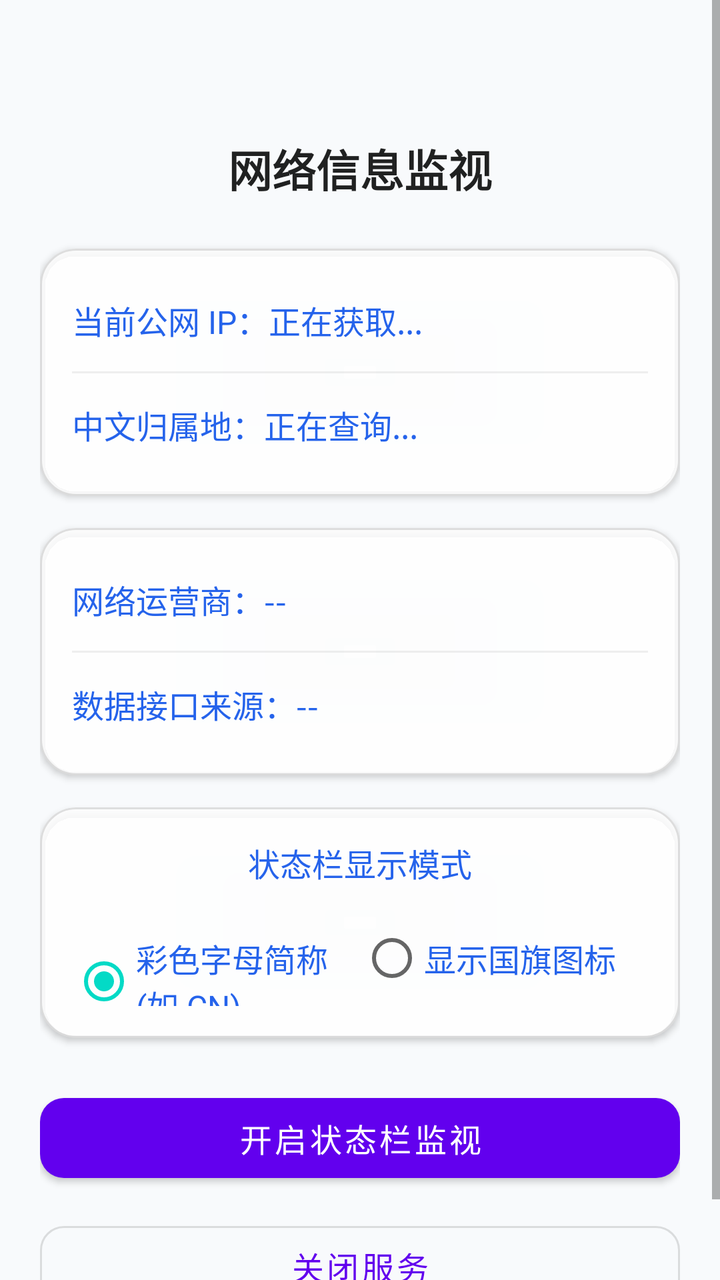
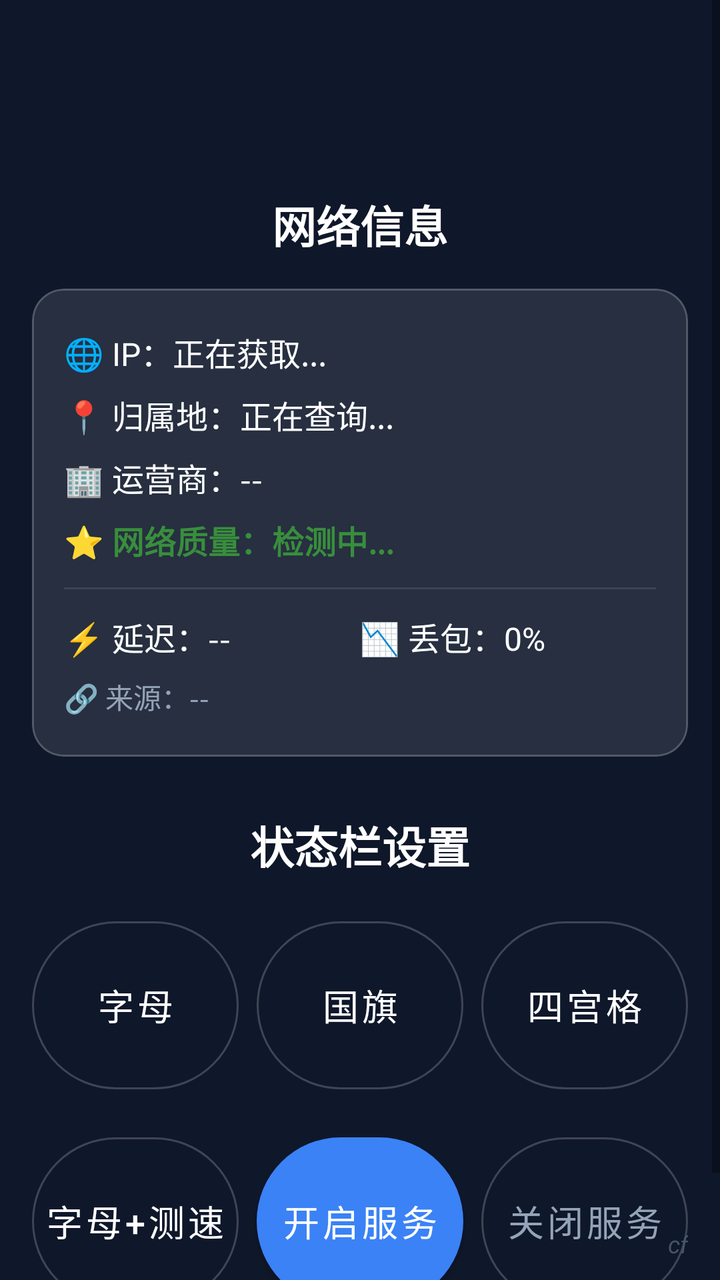

Before-and-after screenshots of an Android layout around one commit, followed by the original layout XML and the change that was made.
<!-- AndroidManifest.xml: application theme Theme.MaterialComponents.DayNight.NoActionBar -->
<!-- res/layout/activity_main.xml -->
<?xml version="1.0" encoding="utf-8"?>
<ScrollView xmlns:android="http://schemas.android.com/apk/res/android"
    xmlns:app="http://schemas.android.com/apk/res-auto"
    xmlns:tools="http://schemas.android.com/tools"
    android:layout_width="match_parent"
    android:layout_height="match_parent"
    android:fillViewport="true"
    android:background="#F8FAFC"
    tools:context=".MainActivity">

    <LinearLayout
        android:layout_width="match_parent"
        android:layout_height="wrap_content"
        android:orientation="vertical"
        android:paddingHorizontal="20dp"
        android:paddingBottom="24dp">

        
        <TextView
            android:layout_width="match_parent"
            android:layout_height="wrap_content"
            android:layout_marginTop="68dp"
            android:layout_marginBottom="24dp"
            android:gravity="center"
            android:text="网络信息监视"
            android:textColor="?android:attr/textColorPrimary"
            android:textSize="22sp"
            android:textStyle="bold" />

        
        <com.google.android.material.card.MaterialCardView
            android:layout_width="match_parent"
            android:layout_height="wrap_content"
            android:layout_marginBottom="16dp"
            app:cardBackgroundColor="#D9FFFFFF"
            app:cardCornerRadius="18dp"
            app:cardElevation="2dp"
            app:strokeWidth="1dp"
            app:strokeColor="#1F000000">

            <LinearLayout
                android:layout_width="match_parent"
                android:layout_height="wrap_content"
                android:orientation="vertical"
                android:padding="16dp">

                
                <TextView
                    android:id="@+id/tvIp"
                    android:layout_width="match_parent"
                    android:layout_height="wrap_content"
                    android:paddingVertical="8dp"
                    android:gravity="start|center_vertical"
                    android:text="当前公网 IP：正在获取..."
                    android:textColor="#2563EB"
                    android:textSize="16sp"
                    android:textStyle="normal" />

                <View
                    android:layout_width="match_parent"
                    android:layout_height="1dp"
                    android:layout_marginVertical="6dp"
                    android:background="#10000000" />

                
                <TextView
                    android:id="@+id/tvLocation"
                    android:layout_width="match_parent"
                    android:layout_height="wrap_content"
                    android:paddingVertical="8dp"
                    android:gravity="start|center_vertical"
                    android:text="中文归属地：正在查询..."
                    android:textColor="#2563EB"
                    android:textSize="16sp"
                    android:textStyle="normal" />

            </LinearLayout>
        </com.google.android.material.card.MaterialCardView>

        
        <com.google.android.material.card.MaterialCardView
            android:layout_width="match_parent"
            android:layout_height="wrap_content"
            android:layout_marginBottom="16dp"
            app:cardBackgroundColor="#D9FFFFFF"
            app:cardCornerRadius="18dp"
            app:cardElevation="2dp"
            app:strokeWidth="1dp"
            app:strokeColor="#1F000000">

            <LinearLayout
                android:layout_width="match_parent"
                android:layout_height="wrap_content"
                android:orientation="vertical"
                android:padding="16dp">

                
                <TextView
                    android:id="@+id/tvIsp"
                    android:layout_width="match_parent"
                    android:layout_height="wrap_content"
                    android:paddingVertical="8dp"
                    android:gravity="start|center_vertical"
                    android:text="网络运营商：--"
                    android:textColor="#2563EB"
                    android:textSize="16sp"
                    android:textStyle="normal" />

                <View
                    android:layout_width="match_parent"
                    android:layout_height="1dp"
                    android:layout_marginVertical="6dp"
                    android:background="#10000000" />

                
                <TextView
                    android:id="@+id/tvApiSource"
                    android:layout_width="match_parent"
                    android:layout_height="wrap_content"
                    android:paddingVertical="8dp"
                    android:gravity="start|center_vertical"
                    android:text="数据接口来源：--"
                    android:textColor="#2563EB"
                    android:textSize="16sp"
                    android:textStyle="normal" />

            </LinearLayout>
        </com.google.android.material.card.MaterialCardView>

        
        <com.google.android.material.card.MaterialCardView
            android:layout_width="match_parent"
            android:layout_height="wrap_content"
            android:layout_marginBottom="24dp"
            app:cardBackgroundColor="#D9FFFFFF"
            app:cardCornerRadius="18dp"
            app:cardElevation="2dp"
            app:strokeWidth="1dp"
            app:strokeColor="#1F000000">

            <LinearLayout
                android:layout_width="match_parent"
                android:layout_height="wrap_content"
                android:orientation="vertical"
                android:padding="16dp">

                
                <TextView
                    android:layout_width="match_parent"
                    android:layout_height="wrap_content"
                    android:layout_marginBottom="12dp"
                    android:gravity="center"
                    android:text="状态栏显示模式"
                    android:textColor="#2563EB"
                    android:textSize="16sp"
                    android:textStyle="normal" />

                <RadioGroup
                    android:id="@+id/rgIconMode"
                    android:layout_width="match_parent"
                    android:layout_height="wrap_content"
                    android:orientation="horizontal">

                    <RadioButton
                        android:id="@+id/rbText"
                        android:layout_width="0dp"
                        android:layout_height="wrap_content"
                        android:layout_weight="1"
                        android:checked="true"
                        android:minHeight="48dp"
                        android:text="彩色字母简称 (如 CN)"
                        android:textColor="#2563EB"
                        android:textSize="16sp"
                        android:textStyle="normal" />

                    <RadioButton
                        android:id="@+id/rbFlag"
                        android:layout_width="0dp"
                        android:layout_height="wrap_content"
                        android:layout_weight="1"
                        android:minHeight="48dp"
                        android:text="显示国旗图标"
                        android:textColor="#2563EB"
                        android:textSize="16sp"
                        android:textStyle="normal" />
                </RadioGroup>

            </LinearLayout>
        </com.google.android.material.card.MaterialCardView>

        
        <com.google.android.material.button.MaterialButton
            android:id="@+id/btnStart"
            android:layout_width="match_parent"
            android:layout_height="52dp"
            android:text="开启状态栏监视"
            android:textSize="16sp"
            app:cornerRadius="12dp" />

        <com.google.android.material.button.MaterialButton
            android:id="@+id/btnStop"
            style="@style/Widget.MaterialComponents.Button.OutlinedButton"
            android:layout_width="match_parent"
            android:layout_height="52dp"
            android:layout_marginTop="12dp"
            android:text="关闭服务"
            android:textSize="16sp"
            app:cornerRadius="12dp" />

    </LinearLayout>
</ScrollView>
<!-- resources referenced by this layout -->
<resources>

</resources>

<!-- the commit's change to res/layout/activity_main.xml (unified diff, before → after) -->
@@ -1,211 +1,292 @@
 <?xml version="1.0" encoding="utf-8"?>
-<ScrollView xmlns:android="http://schemas.android.com/apk/res/android"
+<FrameLayout xmlns:android="http://schemas.android.com/apk/res/android"
     xmlns:app="http://schemas.android.com/apk/res-auto"
     xmlns:tools="http://schemas.android.com/tools"
     android:layout_width="match_parent"
     android:layout_height="match_parent"
-    android:fillViewport="true"
-    android:background="#F8FAFC"
+    android:background="#0F172A"
     tools:context=".MainActivity">
 
-    <LinearLayout
+    
+    <ScrollView
         android:layout_width="match_parent"
-        android:layout_height="wrap_content"
-        android:orientation="vertical"
-        android:paddingHorizontal="20dp"
-        android:paddingBottom="24dp">
-
-        
-        <TextView
+        android:layout_height="match_parent"
+        android:fillViewport="true">
+
+        <LinearLayout
             android:layout_width="match_parent"
             android:layout_height="wrap_content"
-            android:layout_marginTop="68dp"
-            android:layout_marginBottom="24dp"
-            android:gravity="center"
-            android:text="网络信息监视"
-            android:textColor="?android:attr/textColorPrimary"
-            android:textSize="22sp"
-            android:textStyle="bold" />
-
-        
-        <com.google.android.material.card.MaterialCardView
-            android:layout_width="match_parent"
-            android:layout_height="wrap_content"
-            android:layout_marginBottom="16dp"
-            app:cardBackgroundColor="#D9FFFFFF"
-            app:cardCornerRadius="18dp"
-            app:cardElevation="2dp"
-            app:strokeWidth="1dp"
-            app:strokeColor="#1F000000">
-
-            <LinearLayout
-                android:layout_width="match_parent"
-                android:layout_height="wrap_content"
-                android:orientation="vertical"
-                android:padding="16dp">
-
-                
-                <TextView
-                    android:id="@+id/tvIp"
+            android:orientation="vertical"
+            android:paddingHorizontal="16dp"
+            android:paddingBottom="40dp">
+
+            
+            <TextView
+                android:layout_width="match_parent"
+                android:layout_height="wrap_content"
+                android:layout_marginTop="96dp"
+                android:layout_marginBottom="16dp"
+                android:gravity="center"
+                android:text="网络信息"
+                android:textColor="#FFFFFF"
+                android:textSize="22sp"
+                android:textStyle="bold" />
+
+            
+            <com.google.android.material.card.MaterialCardView
+                android:layout_width="match_parent"
+                android:layout_height="wrap_content"
+                android:layout_marginBottom="16dp"
+                app:cardBackgroundColor="#1AFFFFFF"
+                app:cardCornerRadius="16dp"
+                app:cardElevation="0dp"
+                app:strokeWidth="1dp"
+                app:strokeColor="#33FFFFFF">
+
+                <LinearLayout
                     android:layout_width="match_parent"
                     android:layout_height="wrap_content"
-                    android:paddingVertical="8dp"
-                    android:gravity="start|center_vertical"
-                    android:text="当前公网 IP：正在获取..."
-                    android:textColor="#2563EB"
-                    android:textSize="16sp"
-                    android:textStyle="normal" />
-
-                <View
-                    android:layout_width="match_parent"
-                    android:layout_height="1dp"
-                    android:layout_marginVertical="6dp"
-                    android:background="#10000000" />
+                    android:orientation="vertical"
+                    android:paddingHorizontal="16dp"
+                    android:paddingVertical="16dp">
+
+                    
+                    <TextView
+                        android:id="@+id/tvIp"
+                        android:layout_width="match_parent"
+                        android:layout_height="wrap_content"
+                        android:paddingVertical="4dp"
+                        android:gravity="start|center_vertical"
+                        android:text="🌐 IP：正在获取..."
+                        android:textColor="#FFFFFF"
+                        android:textSize="16sp" />
+
+                    
+                    <TextView
+                        android:id="@+id/tvLocation"
+                        android:layout_width="match_parent"
+                        android:layout_height="wrap_content"
+                        android:paddingVertical="4dp"
+                        android:gravity="start|center_vertical"
+                        android:text="📍 归属地：正在查询..."
+                        android:textColor="#FFFFFF"
+                        android:textSize="16sp" />
+
+                    
+                    <TextView
+                        android:id="@+id/tvIsp"
+                        android:layout_width="match_parent"
+                        android:layout_height="wrap_content"
+                        android:paddingVertical="4dp"
+                        android:gravity="start|center_vertical"
+                        android:text="🏢 运营商：--"
+                        android:textColor="#FFFFFF"
+                        android:textSize="16sp" />
+
+                    
+                    <TextView
+                        android:id="@+id/tvQuality"
+                        android:layout_width="match_parent"
+                        android:layout_height="wrap_content"
+                        android:paddingVertical="4dp"
+                        android:gravity="start|center_vertical"
+                        android:text="⭐ 网络质量：检测中..."
+                        android:textColor="#388E3C"
+                        android:textSize="16sp"
+                        android:textStyle="bold" />
+
+                    <View
+                        android:layout_width="match_parent"
+                        android:layout_height="1dp"
+                        android:layout_marginVertical="8dp"
+                        android:background="#1AFFFFFF" />
+
+                    
+                    <LinearLayout
+                        android:layout_width="match_parent"
+                        android:layout_height="wrap_content"
+                        android:orientation="horizontal"
+                        android:weightSum="2">
+
+                        <TextView
+                            android:id="@+id/tvPing"
+                            android:layout_width="0dp"
+                            android:layout_height="wrap_content"
+                            android:layout_weight="1"
+                            android:paddingVertical="4dp"
+                            android:text="⚡ 延迟：--"
+                            android:textColor="#FFFFFF"
+                            android:textSize="16sp" />
+
+                        <TextView
+                            android:id="@+id/tvLoss"
+                            android:layout_width="0dp"
+                            android:layout_height="wrap_content"
+                            android:layout_weight="1"
+                            android:paddingVertical="4dp"
+                            android:text="📉 丢包：0%"
+                            android:textColor="#FFFFFF"
+                            android:textSize="16sp" />
+                    </LinearLayout>
+
+                    
+                    <TextView
+                        android:id="@+id/tvApiSource"
+                        android:layout_width="match_parent"
+                        android:layout_height="wrap_content"
+                        android:paddingVertical="4dp"
+                        android:gravity="start|center_vertical"
+                        android:text="🔗 来源：--"
+                        android:textColor="#94A3B8"
+                        android:textSize="14sp" />
+
+                </LinearLayout>
+            </com.google.android.material.card.MaterialCardView>
+
+            
+            <TextView
+                android:layout_width="match_parent"
+                android:layout_height="wrap_content"
+                android:layout_marginTop="12dp"
+                android:layout_marginBottom="16dp"
+                android:gravity="center"
+                android:text="状态栏设置"
+                android:textColor="#FFFFFF"
+                android:textSize="22sp"
+                android:textStyle="bold" />
+
+            
+            <LinearLayout
+                android:layout_width="match_parent"
+                android:layout_height="wrap_content"
+                android:orientation="vertical">
 
                 
-                <TextView
-                    android:id="@+id/tvLocation"
+                <LinearLayout
                     android:layout_width="match_parent"
                     android:layout_height="wrap_content"
-                    android:paddingVertical="8dp"
-                    android:gravity="start|center_vertical"
-                    android:text="中文归属地：正在查询..."
-                    android:textColor="#2563EB"
-                    android:textSize="16sp"
-                    android:textStyle="normal" />
-
-            </LinearLayout>
-        </com.google.android.material.card.MaterialCardView>
-
-        
-        <com.google.android.material.card.MaterialCardView
-            android:layout_width="match_parent"
-            android:layout_height="wrap_content"
-            android:layout_marginBottom="16dp"
-            app:cardBackgroundColor="#D9FFFFFF"
-            app:cardCornerRadius="18dp"
-            app:cardElevation="2dp"
-            app:strokeWidth="1dp"
-            app:strokeColor="#1F000000">
-
-            <LinearLayout
-                android:layout_width="match_parent"
-                android:layout_height="wrap_content"
-                android:orientation="vertical"
-                android:padding="16dp">
+                    android:orientation="horizontal"
+                    android:layout_marginBottom="12dp"
+                    android:weightSum="3">
+
+                    <com.google.android.material.button.MaterialButton
+                        android:id="@+id/btnTextMode"
+                        style="@style/Widget.MaterialComponents.Button.OutlinedButton"
+                        android:layout_width="0dp"
+                        android:layout_height="96dp"
+                        android:layout_weight="1"
+                        android:layout_marginEnd="6dp"
+                        android:paddingHorizontal="0dp"
+                        android:text="字母"
+                        android:textColor="#FFFFFF"
+                        android:textSize="18sp"
+                        app:strokeColor="#33FFFFFF"
+                        app:strokeWidth="1dp"
+                        app:cornerRadius="48dp"
+                        app:elevation="0dp" />
+
+                    <com.google.android.material.button.MaterialButton
+                        android:id="@+id/btnFlagMode"
+                        style="@style/Widget.MaterialComponents.Button.OutlinedButton"
+                        android:layout_width="0dp"
+                        android:layout_height="96dp"
+                        android:layout_weight="1"
+                        android:layout_marginHorizontal="3dp"
+                        android:paddingHorizontal="0dp"
+                        android:text="国旗"
+                        android:textColor="#FFFFFF"
+                        android:textSize="18sp"
+                        app:strokeColor="#33FFFFFF"
+                        app:strokeWidth="1dp"
+                        app:cornerRadius="48dp"
+                        app:elevation="0dp" />
+
+                    <com.google.android.material.button.MaterialButton
+                        android:id="@+id/btnGridMode"
+                        style="@style/Widget.MaterialComponents.Button.OutlinedButton"
+                        android:layout_width="0dp"
+                        android:layout_height="96dp"
+                        android:layout_weight="1"
+                        android:layout_marginStart="6dp"
+                        android:paddingHorizontal="0dp"
+                        android:text="四宫格"
+                        android:textColor="#FFFFFF"
+                        android:textSize="18sp"
+                        app:strokeColor="#33FFFFFF"
+                        app:strokeWidth="1dp"
+                        app:cornerRadius="48dp"
+                        app:elevation="0dp" />
+                </LinearLayout>
 
                 
-                <TextView
-                    android:id="@+id/tvIsp"
+                <LinearLayout
                     android:layout_width="match_parent"
                     android:layout_height="wrap_content"
-                    android:paddingVertical="8dp"
-                    android:gravity="start|center_vertical"
-                    android:text="网络运营商：--"
-                    android:textColor="#2563EB"
-                    android:textSize="16sp"
-                    android:textStyle="normal" />
-
-                <View
-                    android:layout_width="match_parent"
-                    android:layout_height="1dp"
-                    android:layout_marginVertical="6dp"
-                    android:background="#10000000" />
-
-                
-                <TextView
-                    android:id="@+id/tvApiSource"
-                    android:layout_width="match_parent"
-                    android:layout_height="wrap_content"
-                    android:paddingVertical="8dp"
-                    android:gravity="start|center_vertical"
-                    android:text="数据接口来源：--"
-                    android:textColor="#2563EB"
-                    android:textSize="16sp"
-                    android:textStyle="normal" />
+                    android:orientation="horizontal"
+                    android:weightSum="3">
+
+                    <com.google.android.material.button.MaterialButton
+                        android:id="@+id/btnTextGridMode"
+                        style="@style/Widget.MaterialComponents.Button.OutlinedButton"
+                        android:layout_width="0dp"
+                        android:layout_height="96dp"
+                        android:layout_weight="1"
+                        android:layout_marginEnd="6dp"
+                        android:paddingHorizontal="0dp"
+                        android:text="字母+测速"
+                        android:textColor="#FFFFFF"
+                        android:textSize="18sp"
+                        app:strokeColor="#33FFFFFF"
+                        app:strokeWidth="1dp"
+                        app:cornerRadius="48dp"
+                        app:elevation="0dp" />
+
+                    <com.google.android.material.button.MaterialButton
+                        android:id="@+id/btnStart"
+                        android:layout_width="0dp"
+                        android:layout_height="96dp"
+                        android:layout_weight="1"
+                        android:layout_marginHorizontal="3dp"
+                        android:paddingHorizontal="0dp"
+                        android:text="开启服务"
+                        android:textColor="#FFFFFF"
+                        android:textSize="18sp"
+                        app:backgroundTint="#3B82F6"
+                        app:cornerRadius="48dp"
+                        app:elevation="0dp" />
+
+                    <com.google.android.material.button.MaterialButton
+                        android:id="@+id/btnStop"
+                        style="@style/Widget.MaterialComponents.Button.OutlinedButton"
+                        android:layout_width="0dp"
+                        android:layout_height="96dp"
+                        android:layout_weight="1"
+                        android:layout_marginStart="6dp"
+                        android:paddingHorizontal="0dp"
+                        android:text="关闭服务"
+                        android:textColor="#94A3B8"
+                        android:textSize="18sp"
+                        app:strokeColor="#33FFFFFF"
+                        app:strokeWidth="1dp"
+                        app:cornerRadius="48dp"
+                        app:elevation="0dp" />
+                </LinearLayout>
 
             </LinearLayout>
-        </com.google.android.material.card.MaterialCardView>
-
-        
-        <com.google.android.material.card.MaterialCardView
-            android:layout_width="match_parent"
-            android:layout_height="wrap_content"
-            android:layout_marginBottom="24dp"
-            app:cardBackgroundColor="#D9FFFFFF"
-            app:cardCornerRadius="18dp"
-            app:cardElevation="2dp"
-            app:strokeWidth="1dp"
-            app:strokeColor="#1F000000">
-
-            <LinearLayout
-                android:layout_width="match_parent"
-                android:layout_height="wrap_content"
-                android:orientation="vertical"
-                android:padding="16dp">
-
-                
-                <TextView
-                    android:layout_width="match_parent"
-                    android:layout_height="wrap_content"
-                    android:layout_marginBottom="12dp"
-                    android:gravity="center"
-                    android:text="状态栏显示模式"
-                    android:textColor="#2563EB"
-                    android:textSize="16sp"
-                    android:textStyle="normal" />
-
-                <RadioGroup
-                    android:id="@+id/rgIconMode"
-                    android:layout_width="match_parent"
-                    android:layout_height="wrap_content"
-                    android:orientation="horizontal">
-
-                    <RadioButton
-                        android:id="@+id/rbText"
-                        android:layout_width="0dp"
-                        android:layout_height="wrap_content"
-                        android:layout_weight="1"
-                        android:checked="true"
-                        android:minHeight="48dp"
-                        android:text="彩色字母简称 (如 CN)"
-                        android:textColor="#2563EB"
-                        android:textSize="16sp"
-                        android:textStyle="normal" />
-
-                    <RadioButton
-                        android:id="@+id/rbFlag"
-                        android:layout_width="0dp"
-                        android:layout_height="wrap_content"
-                        android:layout_weight="1"
-                        android:minHeight="48dp"
-                        android:text="显示国旗图标"
-                        android:textColor="#2563EB"
-                        android:textSize="16sp"
-                        android:textStyle="normal" />
-                </RadioGroup>
-
-            </LinearLayout>
-        </com.google.android.material.card.MaterialCardView>
-
-        
-        <com.google.android.material.button.MaterialButton
-            android:id="@+id/btnStart"
-            android:layout_width="match_parent"
-            android:layout_height="52dp"
-            android:text="开启状态栏监视"
-            android:textSize="16sp"
-            app:cornerRadius="12dp" />
-
-        <com.google.android.material.button.MaterialButton
-            android:id="@+id/btnStop"
-            style="@style/Widget.MaterialComponents.Button.OutlinedButton"
-            android:layout_width="match_parent"
-            android:layout_height="52dp"
-            android:layout_marginTop="12dp"
-            android:text="关闭服务"
-            android:textSize="16sp"
-            app:cornerRadius="12dp" />
-
-    </LinearLayout>
-</ScrollView>
+
+        </LinearLayout>
+    </ScrollView>
+
+    
+    <TextView
+        android:layout_width="wrap_content"
+        android:layout_height="wrap_content"
+        android:layout_gravity="bottom|end"
+        android:layout_marginEnd="16dp"
+        android:layout_marginBottom="10dp"
+        android:text="cf"
+        android:textColor="#475569"
+        android:textSize="12sp"
+        android:textStyle="italic" />
+
+</FrameLayout>
